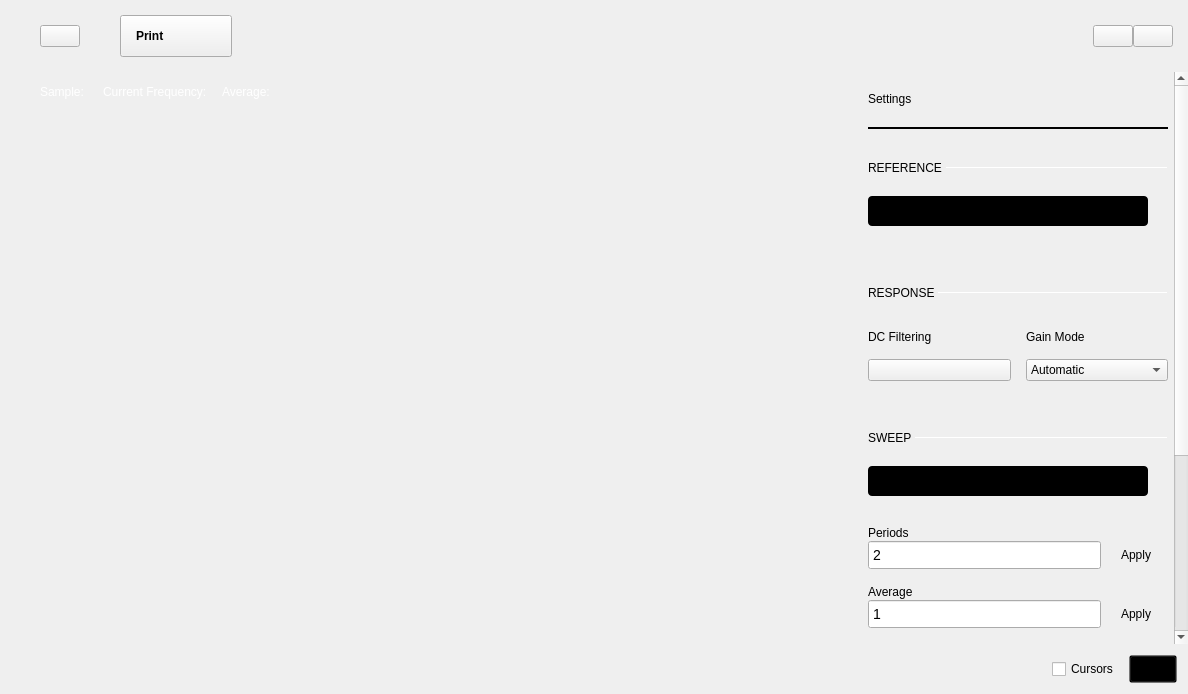
First picture: the form in plugins/m2k/ui/network_analyzer.ui, repository analogdevicesinc/scopy, before the edit.
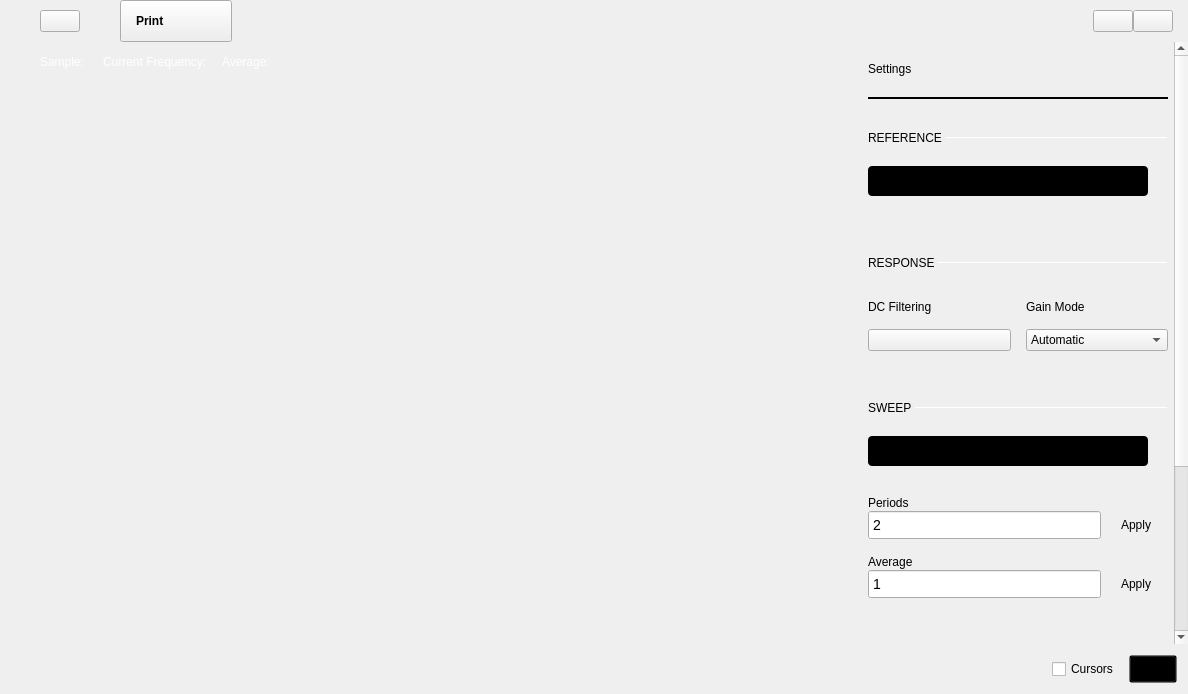
Second picture: the form after the edit. Icons and pictures are not drawn. Custom widgets are drawn as their Qt base class.

The edit to the form file:
```diff
--- a/plugins/m2k/ui/network_analyzer.ui
+++ b/plugins/m2k/ui/network_analyzer.ui
@@ -50,13 +50,13 @@
          <number>40</number>
         </property>
         <property name="topMargin">
-         <number>15</number>
+         <number>0</number>
         </property>
         <property name="rightMargin">
          <number>15</number>
         </property>
         <property name="bottomMargin">
-         <number>15</number>
+         <number>0</number>
         </property>
         <item>
          <spacer name="horizontalSpacer_5">
```
